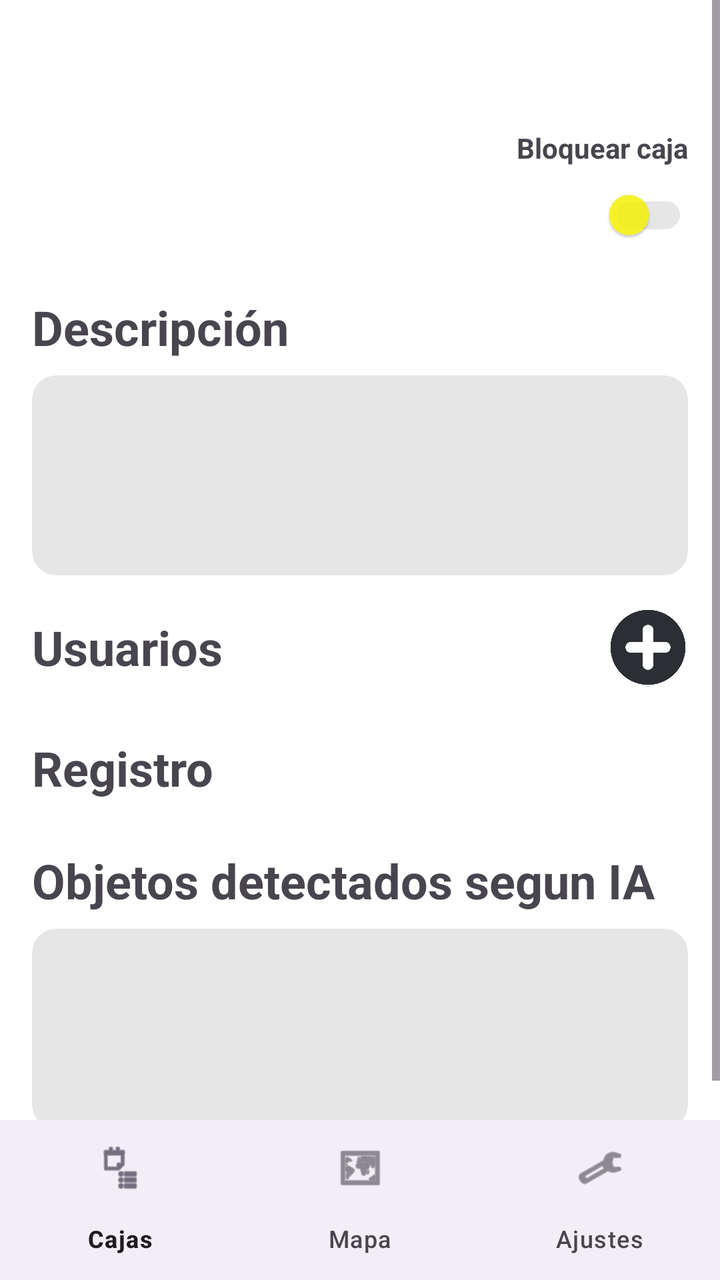
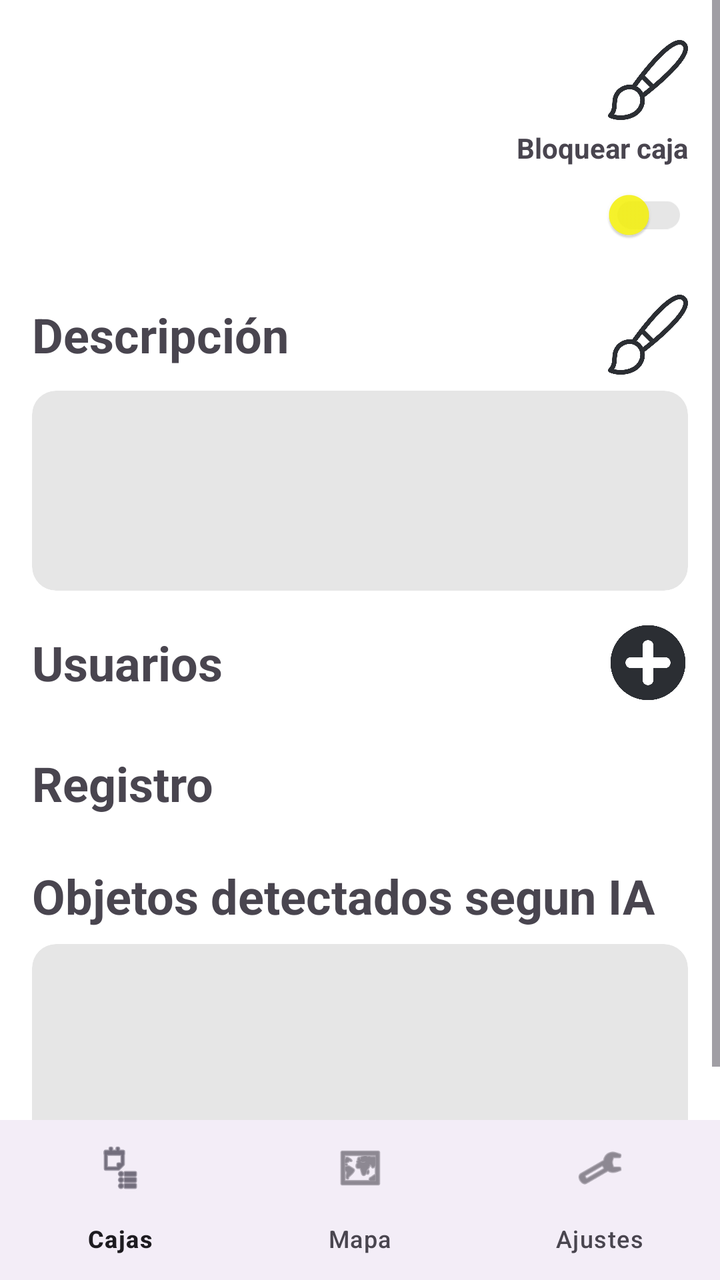

Two renders of the same Android screen: before a commit and after it. Below are the layout's source before the change and the commit's diff.
<!-- AndroidManifest.xml: application theme Theme.ProyeIoT -->
<!-- res/layout/activity_caja.xml -->
<?xml version="1.0" encoding="utf-8"?>
<LinearLayout xmlns:android="http://schemas.android.com/apk/res/android"
    xmlns:app="http://schemas.android.com/apk/res-auto"
    android:id="@+id/main"
    android:layout_width="match_parent"
    android:layout_height="match_parent"
    android:orientation="vertical">

    <FrameLayout
        android:layout_width="match_parent"
        android:layout_height="0dp"
        android:layout_weight="1">

        <ScrollView
            android:layout_width="match_parent"
            android:layout_height="match_parent">

            <LinearLayout
                android:layout_width="match_parent"
                android:layout_height="wrap_content"
                android:orientation="vertical"
                android:padding="16dp">

                <TextView
                    android:id="@+id/tvNombreCaja"
                    android:layout_width="match_parent"
                    android:layout_height="wrap_content"
                    android:gravity="center"
                    android:textSize="36sp"
                    android:textStyle="bold" />

                <TextView
                    android:layout_width="match_parent"
                    android:layout_height="wrap_content"
                    android:gravity="end"
                    android:text="Bloquear caja"
                    android:textStyle="bold" />

                <androidx.appcompat.widget.SwitchCompat
                    android:id="@+id/switchBloquear"
                    android:layout_width="match_parent"
                    android:layout_height="wrap_content"
                    android:gravity="end|center_vertical"
                    app:thumbTint="@color/boton_fondo"
                    app:trackTint="@color/fondo_2" />

                
                <TextView
                    android:layout_width="wrap_content"
                    android:layout_height="wrap_content"
                    android:layout_marginTop="16dp"
                    android:layout_marginBottom="8dp"
                    android:text="Descripción"
                    android:textSize="24sp"
                    android:textStyle="bold" />

                <com.google.android.material.card.MaterialCardView
                    android:layout_width="match_parent"
                    android:layout_height="wrap_content"
                    app:cardBackgroundColor="@color/fondo_2"
                    app:cardCornerRadius="12dp"
                    app:cardElevation="0dp"
                    app:strokeWidth="0dp">

                    <TextView
                        android:id="@+id/tvDescripcion"
                        android:layout_width="match_parent"
                        android:layout_height="wrap_content"
                        android:minHeight="100dp"
                        android:padding="16dp"
                        android:textColor="@color/texto_cajas" />
                </com.google.android.material.card.MaterialCardView>

                
                <LinearLayout
                    android:layout_width="match_parent"
                    android:layout_height="wrap_content"
                    android:layout_marginTop="16dp"
                    android:layout_marginBottom="8dp"
                    android:gravity="center_vertical"
                    android:orientation="horizontal">

                    <TextView
                        android:layout_width="0dp"
                        android:layout_height="wrap_content"
                        android:layout_weight="1"
                        android:text="Usuarios"
                        android:textSize="24sp"
                        android:textStyle="bold" />

                    <ImageButton
                        android:layout_width="40dp"
                        android:layout_height="40dp"
                        android:background="@android:color/transparent"
                        android:contentDescription="Añadir usuario"
                        android:scaleType="fitCenter"
                        android:src="@drawable/icono_anadir"
                        app:tint="@color/fondo_3" />
                </LinearLayout>

                <com.google.android.material.card.MaterialCardView
                    android:layout_width="match_parent"
                    android:layout_height="wrap_content"
                    app:cardBackgroundColor="@color/fondo_2"
                    app:cardCornerRadius="12dp"
                    app:cardElevation="0dp"
                    app:strokeWidth="0dp">

                    <LinearLayout
                        android:id="@+id/rvUsuarios"
                        android:layout_width="match_parent"
                        android:layout_height="wrap_content"
                        android:orientation="vertical" />

                </com.google.android.material.card.MaterialCardView>

                
                <TextView
                    android:layout_width="wrap_content"
                    android:layout_height="wrap_content"
                    android:layout_marginTop="16dp"
                    android:layout_marginBottom="8dp"
                    android:text="Registro"
                    android:textSize="24sp"
                    android:textStyle="bold" />

                <com.google.android.material.card.MaterialCardView
                    android:layout_width="match_parent"
                    android:layout_height="wrap_content"
                    app:cardBackgroundColor="@color/fondo_2"
                    app:cardCornerRadius="12dp"
                    app:cardElevation="0dp"
                    app:strokeWidth="0dp">

                    <LinearLayout
                        android:id="@+id/rvRegistro"
                        android:layout_width="match_parent"
                        android:layout_height="wrap_content"
                        android:orientation="vertical" />
                </com.google.android.material.card.MaterialCardView>

                
                <TextView
                    android:layout_width="wrap_content"
                    android:layout_height="wrap_content"
                    android:layout_marginTop="16dp"
                    android:layout_marginBottom="8dp"
                    android:text="Objetos detectados segun IA"
                    android:textSize="24sp"
                    android:textStyle="bold" />

                <com.google.android.material.card.MaterialCardView
                    android:layout_width="match_parent"
                    android:layout_height="wrap_content"
                    app:cardBackgroundColor="@color/fondo_2"
                    app:cardCornerRadius="12dp"
                    app:cardElevation="0dp"
                    app:strokeWidth="0dp">

                    <TextView
                        android:id="@+id/tvObjetos"
                        android:layout_width="match_parent"
                        android:layout_height="wrap_content"
                        android:minHeight="100dp"
                        android:padding="16dp"
                        android:textColor="@color/texto_cajas" />
                </com.google.android.material.card.MaterialCardView>

            </LinearLayout>
        </ScrollView>
    </FrameLayout>

    <com.google.android.material.bottomnavigation.BottomNavigationView
        android:id="@+id/bottomNav"
        android:layout_width="match_parent"
        android:layout_height="wrap_content"
        app:menu="@menu/menu_inferior" />

</LinearLayout>
<!-- resources referenced by this layout -->
<resources>
  <color name="boton_fondo">@color/color_main</color>
  <color name="fondo_2">#E6E6E6</color>
  <color name="fondo_3">#2B2E33</color>
  <color name="texto_cajas">#000000</color>
  <!-- drawable icono_anadir: png bitmap (drawable, 11934 bytes) -->
  <style name="Theme.ProyeIoT" parent="Base.Theme.ProyeIoT">
          <item name="android:colorBackground">@color/fondo_1</item>
          <item name="android:windowBackground">@color/fondo_1</item>
      </style>
  <color name="color_main">#D6F8F402</color>
  <style name="Base.Theme.ProyeIoT" parent="Theme.Material3.DayNight.NoActionBar">
          <item name="materialButtonStyle">@style/Widget.ProyeIoT.Button</item>
      </style>
  <color name="fondo_1">#FFFFFFFF</color>
  <style name="Widget.ProyeIoT.Button" parent="Widget.Material3.Button">
          <item name="backgroundTint">@color/boton_fondo</item>
          <item name="android:textColor">@color/color_blanco</item>
          <item name="color">@color/color_negro</item>
      </style>
  <color name="color_blanco">#FFFFFF</color>
  <color name="color_negro">#000000</color>
</resources>

<!-- the commit's change to res/layout/activity_caja.xml (unified diff, before → after) -->
@@ -21,13 +21,31 @@
                 android:orientation="vertical"
                 android:padding="16dp">
 
-                <TextView
-                    android:id="@+id/tvNombreCaja"
-                    android:layout_width="match_parent"
-                    android:layout_height="wrap_content"
-                    android:gravity="center"
-                    android:textSize="36sp"
-                    android:textStyle="bold" />
+                <LinearLayout
+                    android:layout_width="match_parent"
+                    android:layout_height="wrap_content"
+                    android:gravity="center_vertical"
+                    android:orientation="horizontal">
+
+                    <TextView
+                        android:id="@+id/tvNombreCaja"
+                        android:layout_width="0dp"
+                        android:layout_height="wrap_content"
+                        android:layout_weight="1"
+                        android:gravity="center"
+                        android:textSize="36sp"
+                        android:textStyle="bold" />
+
+                    <ImageButton
+                        android:id="@+id/btnEditarNombre"
+                        android:layout_width="40dp"
+                        android:layout_height="40dp"
+                        android:background="@android:color/transparent"
+                        android:contentDescription="Editar nombre"
+                        android:scaleType="fitCenter"
+                        android:src="@drawable/icono_pincel"
+                        app:tint="@color/fondo_3" />
+                </LinearLayout>
 
                 <TextView
                     android:layout_width="match_parent"
@@ -45,14 +63,32 @@
                     app:trackTint="@color/fondo_2" />
 
                 
-                <TextView
-                    android:layout_width="wrap_content"
-                    android:layout_height="wrap_content"
-                    android:layout_marginTop="16dp"
-                    android:layout_marginBottom="8dp"
-                    android:text="Descripción"
-                    android:textSize="24sp"
-                    android:textStyle="bold" />
+                <LinearLayout
+                    android:layout_width="match_parent"
+                    android:layout_height="wrap_content"
+                    android:layout_marginTop="16dp"
+                    android:layout_marginBottom="8dp"
+                    android:gravity="center_vertical"
+                    android:orientation="horizontal">
+
+                    <TextView
+                        android:layout_width="0dp"
+                        android:layout_height="wrap_content"
+                        android:layout_weight="1"
+                        android:text="Descripción"
+                        android:textSize="24sp"
+                        android:textStyle="bold" />
+
+                    <ImageButton
+                        android:id="@+id/btnEditarDescripcion"
+                        android:layout_width="40dp"
+                        android:layout_height="40dp"
+                        android:background="@android:color/transparent"
+                        android:contentDescription="Editar descripción"
+                        android:scaleType="fitCenter"
+                        android:src="@drawable/icono_pincel"
+                        app:tint="@color/fondo_3" />
+                </LinearLayout>
 
                 <com.google.android.material.card.MaterialCardView
                     android:layout_width="match_parent"
@@ -89,6 +125,7 @@
                         android:textStyle="bold" />
 
                     <ImageButton
+                        android:id="@+id/btnAnadirUsuario"
                         android:layout_width="40dp"
                         android:layout_height="40dp"
                         android:background="@android:color/transparent"
<!-- resource entries referenced after the edit -->
@@ -5,6 +5,7 @@
   <color name="fondo_3">#2B2E33</color>
   <color name="texto_cajas">#000000</color>
   <!-- drawable icono_anadir: png bitmap (drawable, 11934 bytes) -->
+  <!-- drawable icono_pincel: png bitmap (drawable, 14274 bytes) -->
   <style name="Theme.ProyeIoT" parent="Base.Theme.ProyeIoT">
           <item name="android:colorBackground">@color/fondo_1</item>
           <item name="android:windowBackground">@color/fondo_1</item>
